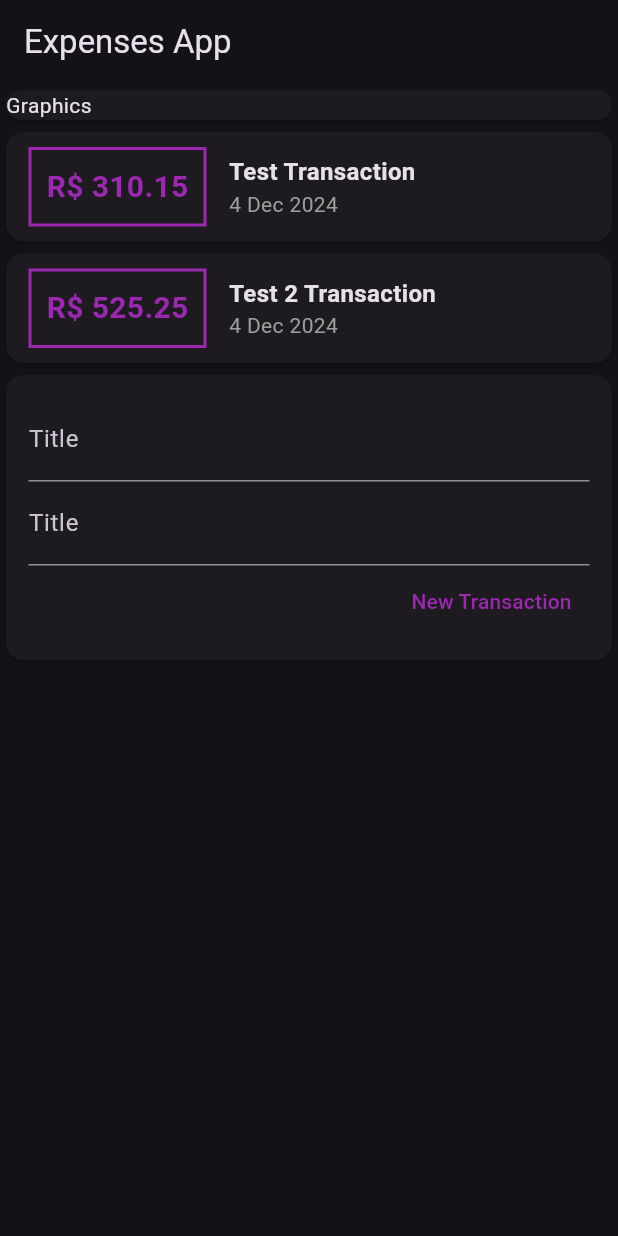
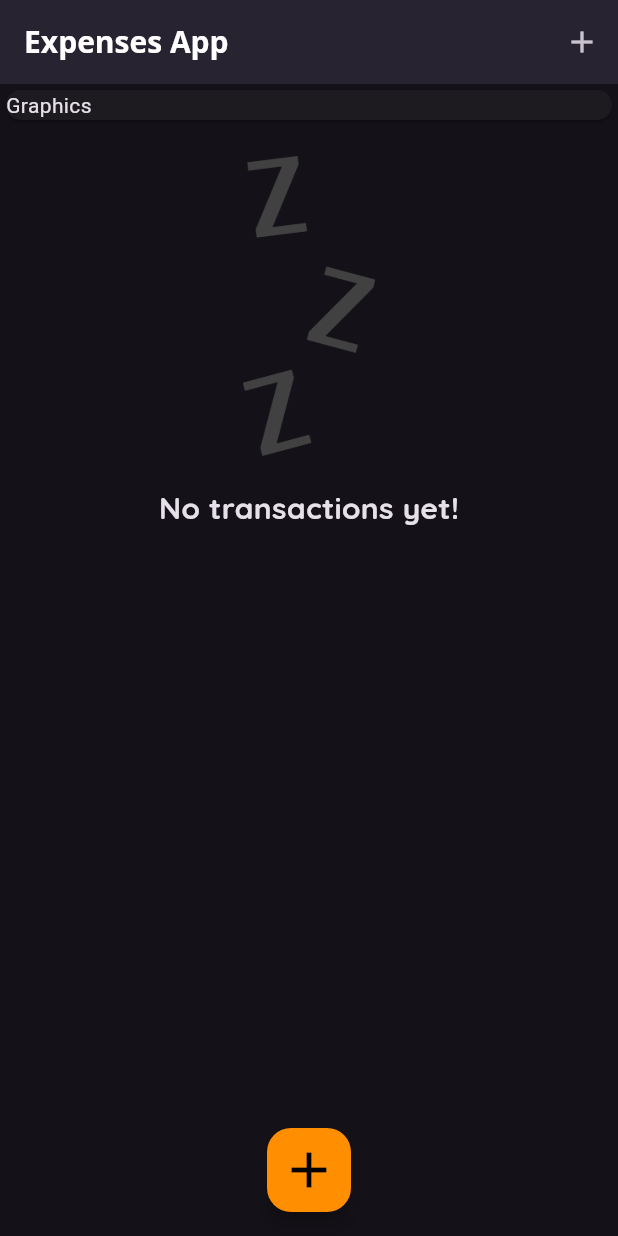
Before and after one commit to Marlos001/Expenses-app-Flutter, a Flutter app: the screen it shows after launch, on a phone screen of 412 x 824 dp. Run offline on Flutter 3.47's test engine with Material 3 defaults, Android fonts, the phone set to English and light mode, and no system bars.

Commit message:
app version 2

```diff
--- /dev/null
+++ b/lib/components/transaction_list.dart
@@ -0,0 +1,94 @@
+import '../models/transaction.dart';
+import 'package:flutter/material.dart';
+import 'package:intl/intl.dart';
+
+class TransactionList extends StatelessWidget {
+  final List<Transaction> transactions;
+
+  TransactionList(this.transactions, {super.key});
+
+  @override
+  Widget build(BuildContext context) {
+    return Container(
+      height: 300,
+      child: transactions.isEmpty
+          ? Column(
+              children: [
+                const SizedBox(
+                  height: 20,
+                ),
+                Container(
+                  height: 200,
+                  child: Image.asset(
+                    'assets/images/waiting.png',
+                    fit: BoxFit.cover,
+                  ),
+                ),
+                const SizedBox(
+                  height: 20,
+                ),
+                Text(
+                  'No transactions yet!',
+                  style: TextStyle(
+                    fontSize: 20,
+                    fontWeight: FontWeight.bold,
+                    fontFamily: 'Quicksand',
+                  ),
+                ),
+              ],
+            )
+          : ListView.builder(
+              itemCount: transactions.length,
+              itemBuilder: (ctx, index) {
+                final tr = transactions[index];
+                return Card(
+                  child: Row(
+                    children: [
+                      Container(
+                        margin: const EdgeInsets.symmetric(
+                          horizontal: 10,
+                          vertical: 10,
+                        ),
+                        decoration: BoxDecoration(
+                          border: Border.all(
+                            color: Theme.of(context).primaryColorDark,
+                            width: 2,
+                          ),
+                          borderRadius: BorderRadius.circular(10),
+                        ),
+                        padding: const EdgeInsets.all(10),
+                        child: Text(
+                          'R\$ ${tr.value.toStringAsFixed(2)}',
+                          style: const TextStyle(
+                            fontWeight: FontWeight.bold,
+                            fontSize: 20,
+                            color: Colors.purple,
+                          ),
+                        ),
+                      ),
+                      Column(
+                        crossAxisAlignment: CrossAxisAlignment.start,
+                        children: [
+                          Text(
+                            tr.title,
+                            style: const TextStyle(
+                              fontSize: 16,
+                              fontWeight: FontWeight.bold,
+                            ),
+                          ),
+                          Text(
+                            DateFormat('d MMM y').format(tr.date),
+                            style: const TextStyle(
+                              color: Colors.grey,
+                            ),
+                          ),
+                        ],
+                      ),
+                    ],
+                  ),
+                );
+              },
+            ),
+    );
+  }
+}
--- a/lib/main.dart
+++ b/lib/main.dart
@@ -1,47 +1,114 @@
-import 'models/transaction.dart';
 import 'package:flutter/material.dart';
-import 'package:intl/intl.dart';
+import 'dart:math';
+import './components/transaction_form.dart';
+import './components/transaction_list.dart';
+import '../models/transaction.dart';
 
 main() => runApp(ExpensesApp());
 
 class ExpensesApp extends StatelessWidget {
   @override
   Widget build(BuildContext context) {
+    final ThemeData tema = ThemeData();
+
     return MaterialApp(
-        theme: ThemeData.light(),
-        darkTheme: ThemeData.dark(),
+      theme: ThemeData(
+        fontFamily: 'Quicksand',
+        colorScheme: tema.colorScheme.copyWith(
+          primary: Colors.purple,
+          secondary: Colors.amber[800],
+        ),
+        textTheme: tema.textTheme.copyWith(
+          bodyLarge: TextStyle(fontFamily: 'Quicksand'),
+          bodyMedium: TextStyle(fontFamily: 'Quicksand'),
+          bodySmall: TextStyle(fontFamily: 'Quicksand'),
+        ),
+        floatingActionButtonTheme: FloatingActionButtonThemeData(
+          backgroundColor: Colors.amber[800],
+        ),
+      ),
+      darkTheme: ThemeData.dark().copyWith(
+        primaryColorDark: Colors.purple,
+        floatingActionButtonTheme: FloatingActionButtonThemeData(
+          backgroundColor: Colors.amber[800],
+          foregroundColor: Colors.black,
+          iconSize: 40,
+          elevation: 5,
+        ),
+        appBarTheme: AppBarTheme(
+          elevation: 5,
+          titleTextStyle: TextStyle(
+            fontFamily: 'OpenSans',
+            fontSize: 20,
+            fontWeight: FontWeight.bold,
+          ),
+        ),
+      ),
       themeMode: ThemeMode.dark,
-        home: MyHome());
+      home: MyHome(),
+    );
   }
 }
 
-class MyHome extends StatelessWidget {
+class MyHome extends StatefulWidget {
+  @override
+  State<MyHome> createState() => _MyHomeState();
+}
 
-  final titleController = TextEditingController();
-  final valueController = TextEditingController();
+class _MyHomeState extends State<MyHome> {
+  final List<Transaction> _transactions = [
+    // Transaction(
+    //   id: 't1',
+    //   title: 'Test Transaction',
+    //   value: 310.15,
+    //   date: DateTime.now(),
+    // ),
+    // Transaction(
+    //   id: 't2',
+    //   title: 'Test 2 Transaction',
+    //   value: 525.25,
+    //   date: DateTime.now(),
+    // ),
+  ];
 
-  final _transactions = [
-    Transaction(
-      id: 't1',
-      title: 'Test Transaction',
-      value: 310.15,
+  _addTransaction(String title, double value) {
+    final newTransaction = Transaction(
+      id: Random().nextDouble().toString(),
+      title: title,
+      value: value,
       date: DateTime.now(),
-    ),
-    Transaction(
-      id: 't2',
-      title: 'Test 2 Transaction',
-      value: 525.25,
-      date: DateTime.now(),
-    ),
-  ];
+    );
+
+    setState(() {
+      _transactions.add(newTransaction);
+    });
+
+    Navigator.of(context).pop();
+  }
+
+  _openTransactionFormModal(BuildContext context) {
+    showModalBottomSheet(
+      context: context,
+      builder: (_) {
+        return TransactionForm(_addTransaction);
+      },
+    );
+  }
 
   @override
   Widget build(BuildContext context) {
     return Scaffold(
       appBar: AppBar(
         title: const Text('Expenses App'),
+        actions: [
+          IconButton(
+            icon: Icon(Icons.add),
+            onPressed: () => _openTransactionFormModal(context),
+          )
+        ],
       ),
-        body: Column(
+      body: SingleChildScrollView(
+        child: Column(
           crossAxisAlignment: CrossAxisAlignment.stretch,
           children: [
             Container(
@@ -49,85 +116,15 @@ class MyHome extends StatelessWidget {
                 child: Text('Graphics'),
               ),
             ),
-            Column(
-              children: _transactions.map((tr) {
-                return Card(
-                    child: Row(
-                  children: [
-                    Container(
-                      margin: const EdgeInsets.symmetric(
-                        horizontal: 15,
-                        vertical: 10,
-                      ),
-                      decoration: BoxDecoration(
-                          border: Border.all(
-                        color: Colors.purple,
-                        width: 2,
-                      )),
-                      padding: const EdgeInsets.all(10),
-                      child: Text(
-                        'R\$ ${tr.value.toStringAsFixed(2)}',
-                        style: const TextStyle(
-                          fontWeight: FontWeight.bold,
-                          fontSize: 20,
-                          color: Colors.purple,
-                        ),
-                      ),
-                    ),
-                    Column(
-                      crossAxisAlignment: CrossAxisAlignment.start,
-                      children: [
-                        Text(
-                          tr.title,
-                          style: const TextStyle(
-                            fontSize: 16,
-                            fontWeight: FontWeight.bold,
-                          ),
-                        ),
-                        Text(
-                          DateFormat('d MMM y').format(tr.date),
-                          style: const TextStyle(
-                            color: Colors.grey,
-                          ),
-                        ),
-                      ],
-                    )
-                  ],
-                ));
-              }).toList(),
-            ),
-            Card(
-              child: Padding(
-                padding: const EdgeInsets.all(15),
-                child: Column(
-                  children: [
-                    TextField(
-                      controller: titleController,
-                      decoration: InputDecoration(labelText: 'Title'),
-                    ),
-                    TextField(
-                      controller: valueController,
-                      decoration: InputDecoration(labelText: 'Title'),
-                    ),
-                    Row(
-                      mainAxisAlignment: MainAxisAlignment.end,
-                      children: [
-                        TextButton(
-                          onPressed: () {
-
-                          },
-                          style: TextButton.styleFrom(
-                            foregroundColor: Colors.purple
-                          ),
-                          child: Text('New Transaction'),
-                        ),
-                      ],
-                    )
+            TransactionList(_transactions),
           ],
         ),
       ),
+      floatingActionButton: FloatingActionButton(
+        child: Icon(Icons.add),
+        onPressed: () => _openTransactionFormModal(context),
       ),
-          ],
-        ));
+      floatingActionButtonLocation: FloatingActionButtonLocation.centerFloat,
+    );
   }
 }
```
Also changed, not shown: lib/components/chart.dart (added, +47 -0 lines), lib/components/transaction_form.dart (added, +60 -0 lines), pubspec.yaml (+16 -15 lines), assets/fonts/OpenSans-Bold.ttf (added), assets/fonts/OpenSans-Regular.ttf (added), assets/fonts/Quicksand-Bold.ttf (added), assets/fonts/Quicksand-Light.ttf (added), assets/fonts/Quicksand-Medium.ttf (added), assets/fonts/Quicksand-Regular.ttf (added), assets/images/waiting.png (added), pubspec.lock, 1 other file. Lines whose indentation alone changed are shown as unchanged.
